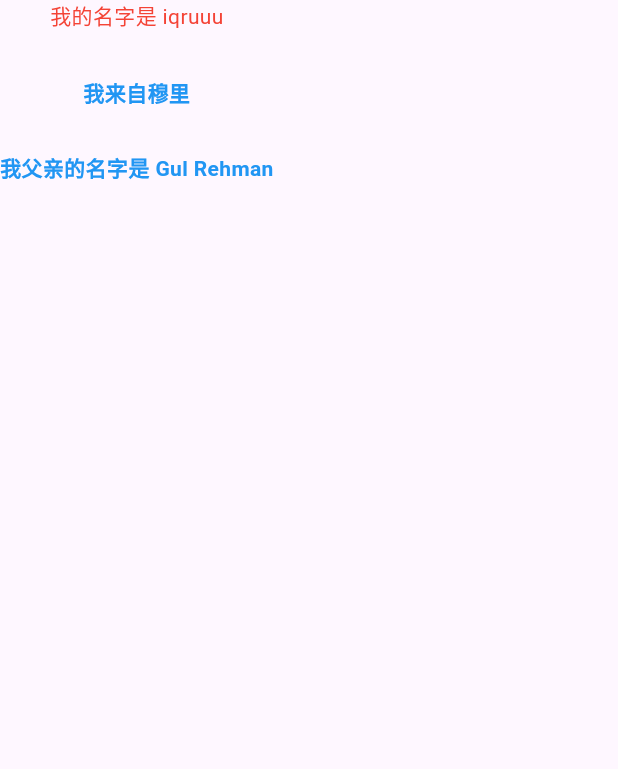
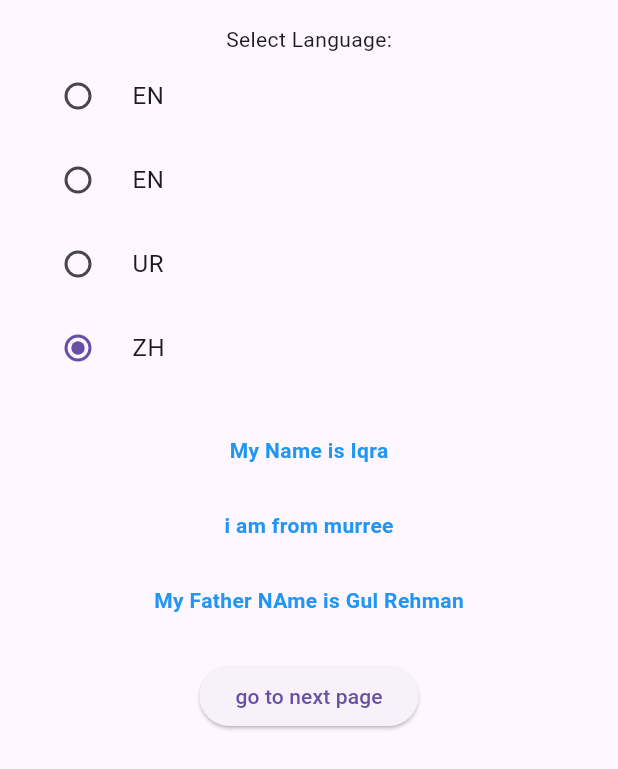
Before and after one commit to iqra-abbasi/localization-without-l10n, a Flutter app: the screen it shows after launch, on a phone screen of 412 x 824 dp. Shown: the top 769 px of the screen. Run offline on Flutter 3.47's test engine with Material 3 defaults, Android fonts, the phone set to English and light mode, and no system bars; our stand-ins replace flutter_screenutil, shared_preferences.

Commit message:
change language through radio button

```diff
--- a/lib/Language/AllLanguageTranslation/china_zh.dart
+++ b/lib/Language/AllLanguageTranslation/china_zh.dart
@@ -6,6 +6,7 @@ class ChinaCN {
     "iqra": "我的名字是 iqruuu",
     "place": "我来自穆里",
     "father": "我父亲的名字是 Gul Rehman",
+    "mother":"费尔扎娜·科塞尔",
 
   };
 }
--- a/lib/Language/AllLanguageTranslation/english_uk.dart
+++ b/lib/Language/AllLanguageTranslation/english_uk.dart
@@ -6,6 +6,7 @@ class EnglishUK {
     "iqra":"My Name is Iqra",
     "place":"i am from murree",
     "father":"My Father NAme is Gul Rehman",
+    "mother":"mother name is ferzana koser",
 
   };
 
--- a/lib/Language/AllLanguageTranslation/english_us.dart
+++ b/lib/Language/AllLanguageTranslation/english_us.dart
@@ -6,6 +6,7 @@ class EnglishUS {
     "iqra":"My Name issss iqruuu",
     "place":"i am from murree",
     "father":"My Father NAme is Gul Rehman",
+    "mother":"mother name is ferzana koser",
 
 
 
--- a/lib/Language/AllLanguageTranslation/urdu_ur.dart
+++ b/lib/Language/AllLanguageTranslation/urdu_ur.dart
@@ -6,6 +6,8 @@ class UrduUr {
     "iqra": "میرا نام اقرا ہے",
     "place": "میں مری سے ہوں",
     "father":"میرے والد کا نام گل رحمان ہے",
+    "mother":"آپ کی والدہ کا نام فرزانہ کوثر ہے۔",
+
 
   };
 
--- a/lib/Language/app_trans_delegat.dart
+++ b/lib/Language/app_trans_delegat.dart
@@ -17,8 +17,8 @@ class AppTranslationsDelegate extends LocalizationsDelegate<AppTranslations> {
   //for first language selection country and language code
   Future<AppTranslations> load(Locale locale) async {
     final prefs = await SharedPreferences.getInstance();
-    final languageCode = prefs.getString('language_code') ?? 'zh';
-    final countryCode = prefs.getString('country_code') ?? 'CN';
+    final languageCode = prefs.getString('language_code') ?? 'en';
+    final countryCode = prefs.getString('country_code') ?? 'US';
     final savedLocale = Locale(languageCode, countryCode);
     return AppTranslations(savedLocale);
   }
--- a/lib/Language/app_translation.dart
+++ b/lib/Language/app_translation.dart
@@ -27,5 +27,6 @@ class AppTranslations {
   String get iqra => _translations[locale.languageCode]?['iqra'] ?? '';
   String get placeIqra => _translations[locale.languageCode]?['place'] ?? '';
   String get fatherName => _translations[locale.languageCode]?['father'] ?? '';
+  String get motherName => _translations[locale.languageCode]?['mother'] ?? '';
 
 }
--- a/lib/View/HomeScreen/home_screen.dart
+++ b/lib/View/HomeScreen/home_screen.dart
@@ -1,8 +1,11 @@
 import 'package:flutter/material.dart';
+import 'package:localizationsirwaleed/View/HomeScreen/homepage2.dart';
+import 'package:provider/provider.dart';
+import 'package:localizationsirwaleed/Language/language_provider.dart';
 import 'package:localizationsirwaleed/Language/app_translation.dart';
 
 class HomeScreen extends StatefulWidget {
-  const HomeScreen({super.key});
+  const HomeScreen({Key? key}) : super(key: key);
 
   @override
   State<HomeScreen> createState() => _HomeScreenState();
@@ -11,30 +14,47 @@ class HomeScreen extends StatefulWidget {
 class _HomeScreenState extends State<HomeScreen> {
   @override
   Widget build(BuildContext context) {
+    final languageProvider = Provider.of<LanguageProvider>(context);
     return Scaffold(
-      body: Column(
-        children: [
-          Text(AppTranslations.of(context).iqra,
-          style: TextStyle(
-            color: Colors.red,
-          ),),
+      // appBar: AppBar(
+      //   title: Text(AppTranslations.of(context).iqra),
+      // ),
+      body: Padding(
+        padding: const EdgeInsets.all(16.0),
+        child: Column(
+          children: [
+            // Language selection radio buttons
+            Text("Select Language:"),
+            ...languageProvider.supportedLanguages.map((locale) {
+              return RadioListTile<Locale>(
+                title: Text(locale.languageCode.toUpperCase()),
+                value: locale,
+                groupValue: languageProvider.selectedLanguage,
+                onChanged: (Locale? selectedLocale) {
+                  if (selectedLocale != null) {
+                    languageProvider.updateLanguage(selectedLocale);
+                  }
+                },
+              );
+            }).toList(),
+            SizedBox(height: 30),
+            Text(AppTranslations.of(context).iqra,
+                style: const TextStyle(color: Colors.blue, fontSize: 14, fontWeight: FontWeight.bold)),
+            SizedBox(height: 30),
+            Text(AppTranslations.of(context).placeIqra,
+                style: const TextStyle(color: Colors.blue, fontSize: 14, fontWeight: FontWeight.bold)),
+            SizedBox(height: 30),
+            Text(AppTranslations.of(context).fatherName,
+                style: const TextStyle(color: Colors.blue, fontSize: 14, fontWeight: FontWeight.bold)),
 
-          SizedBox(height: 30,),
-          Text(AppTranslations.of(context).placeIqra,
-          style: TextStyle(
-            color: Colors.blue,
-            fontSize: 14,
-            fontWeight: FontWeight.bold,
-          ),),
+            SizedBox(height: 30),
+ElevatedButton(onPressed: (){
+  Navigator.push(context,MaterialPageRoute(builder: (context) => HomePage2(),) );
 
-          SizedBox(height: 30,),
-          Text(AppTranslations.of(context).fatherName,
-            style: TextStyle(
-              color: Colors.blue,
-              fontSize: 14,
-              fontWeight: FontWeight.bold,
-            ),)
-        ],
+},
+    child: Text('go to next page'))
+          ],
+        ),
       ),
     );
   }
--- a/pubspec.yaml
+++ b/pubspec.yaml
@@ -39,6 +39,7 @@ dependencies:
   provider: ^6.1.2
   flutter_screenutil: ^5.9.3
   flutter_localization: ^0.2.1
+  flutter_intl: ^0.0.1
 
 
 dev_dependencies:
```
Also changed, not shown: lib/View/HomeScreen/homepage2.dart (added, +33 -0 lines), pubspec.lock, 1 other file.
